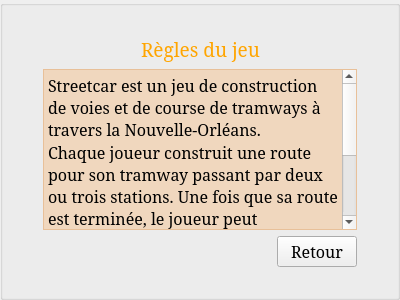
First picture: the form in StreetCar/StreetCar/RulesOption.ui, repository paboccard/Projet_Prog_Jeu, before the edit.
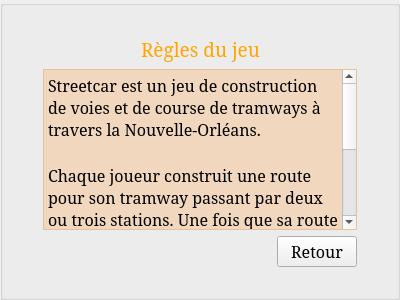
Second picture: the form after the edit. Icons and pictures are not drawn.

What changed in the file:
```diff
--- a/StreetCar/StreetCar/RulesOption.ui
+++ b/StreetCar/StreetCar/RulesOption.ui
@@ -122,7 +122,8 @@
         </property>
         <property name="plainText">
          <string>Streetcar est un jeu de construction de voies et de course de tramways à travers la Nouvelle-Orléans.
-Chaque joueur construit une route pour son tramway passant par deux ou trois stations. Une fois que sa route est terminée, le joueur peut commencer son voyage inaugural. Le premier qui termine la construction de sa route et qui finit son voyage inaugural gagne la partie</string>
+
+Chaque joueur construit une route pour son tramway passant par deux ou trois stations. Une fois que sa route est terminée, le joueur peut commencer son voyage inaugural. Le premier qui termine la construction de sa route et qui finit son voyage inaugural gagne la partie!</string>
         </property>
        </widget>
       </item>
```
